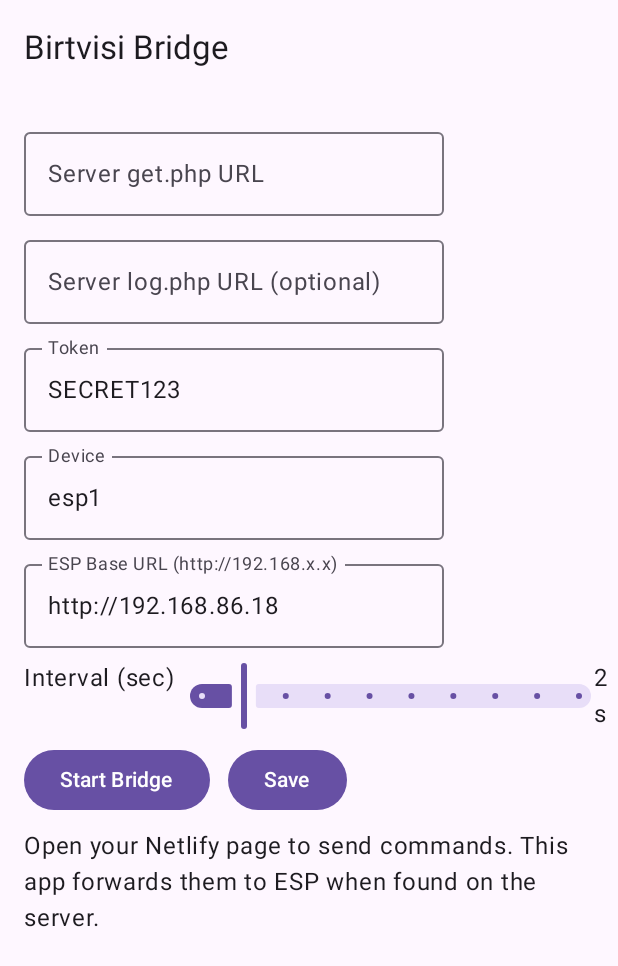
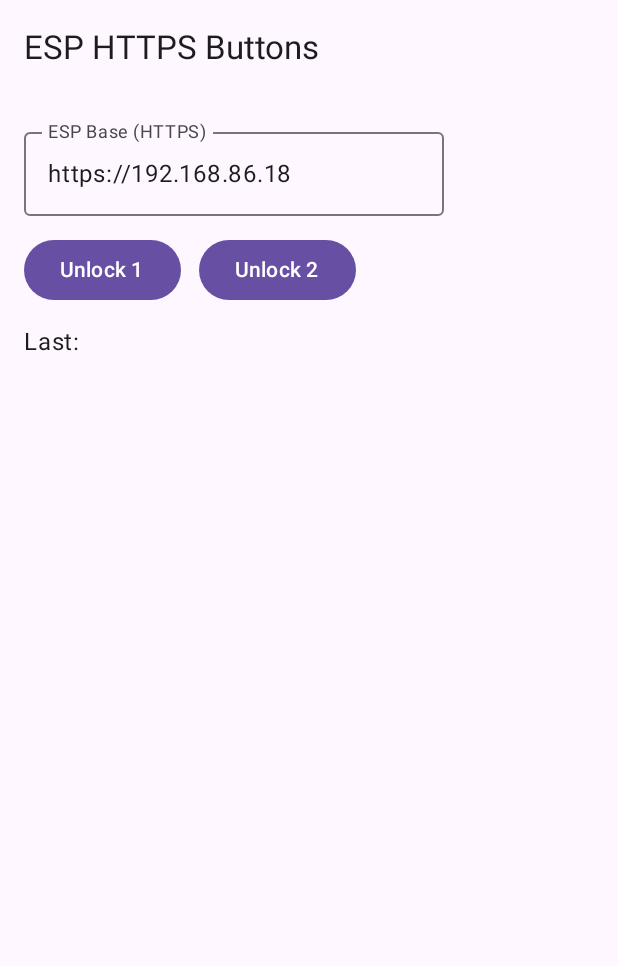
Before and after one commit to jakoblomsadze/birtvisis-briji, an Android app built with Jetpack Compose: the screen it shows after launch (MainActivity), on a phone screen of 412 x 824 dp. Shown: the top 966 px of the screen. Run offline under Robolectric (Android 15) with nearby library versions, the phone set to English and light mode, and no system bars.

Commit message:
Update MainActivity.kt

```diff
--- a/app/src/main/java/com/birtvisi/bridge/MainActivity.kt
+++ b/app/src/main/java/com/birtvisi/bridge/MainActivity.kt
@@ -1,9 +1,7 @@
-
 package com.birtvisi.bridge
 
-import android.content.Context
-import android.content.Intent
 import android.os.Bundle
+import android.widget.Toast
 import androidx.activity.ComponentActivity
 import androidx.activity.compose.setContent
 import androidx.compose.foundation.layout.*
@@ -11,75 +9,78 @@ import androidx.compose.material3.*
 import androidx.compose.runtime.*
 import androidx.compose.ui.Modifier
 import androidx.compose.ui.unit.dp
-import androidx.core.content.ContextCompat
+import kotlinx.coroutines.CoroutineScope
+import kotlinx.coroutines.Dispatchers
+import kotlinx.coroutines.launch
+import okhttp3.OkHttpClient
+import okhttp3.Request
+import java.security.SecureRandom
+import java.security.cert.X509Certificate
+import javax.net.ssl.*
 
-@OptIn(ExperimentalMaterial3Api::class)
 class MainActivity : ComponentActivity() {
+
+    private fun insecureOkHttp(): OkHttpClient {
+        val trustAll = object : X509TrustManager {
+            override fun checkClientTrusted(chain: Array<out X509Certificate>?, authType: String?) {}
+            override fun checkServerTrusted(chain: Array<out X509Certificate>?, authType: String?) {}
+            override fun getAcceptedIssuers(): Array<X509Certificate> = arrayOf()
+        }
+        val ssl = SSLContext.getInstance("TLS")
+        ssl.init(null, arrayOf<TrustManager>(trustAll), SecureRandom())
+        return OkHttpClient.Builder()
+            .sslSocketFactory(ssl.socketFactory, trustAll)
+            .hostnameVerifier { _, _ -> true } // self-signed OK (ლოკალისთვის)
+            .build()
+    }
+
+    private val client by lazy { insecureOkHttp() }
 
     override fun onCreate(savedInstanceState: Bundle?) {
         super.onCreate(savedInstanceState)
 
-        val prefs = getSharedPreferences("bridge", Context.MODE_PRIVATE)
-
         setContent {
             MaterialTheme {
-                var getEndpoint by remember { mutableStateOf(prefs.getString("getEndpoint", "")) }
-                var logEndpoint by remember { mutableStateOf(prefs.getString("logEndpoint", "")) }
-                var token by remember { mutableStateOf(prefs.getString("token", "SECRET123")) }
-                var device by remember { mutableStateOf(prefs.getString("device", "esp1")) }
-                var espBase by remember { mutableStateOf(prefs.getString("espBase", "http://192.168.86.18")) }
-                var intervalSec by remember { mutableStateOf(prefs.getInt("intervalSec", 2)) }
-                var running by remember { mutableStateOf(BridgeService.isRunning) }
+                var base by remember { mutableStateOf("https://192.168.86.18") }
+                var last by remember { mutableStateOf("") }
+                val scope = remember { CoroutineScope(Dispatchers.IO) }
 
-                fun save() {
-                    prefs.edit().apply {
-                        putString("getEndpoint", getEndpoint)
-                        putString("logEndpoint", logEndpoint)
-                        putString("token", token)
-                        putString("device", device)
-                        putString("espBase", espBase)
-                        putInt("intervalSec", intervalSec)
-                    }.apply()
+                fun hit(path: String) {
+                    scope.launch {
+                        val url = "$base$path"
+                        val req = Request.Builder().url(url).get().build()
+                        runCatching { client.newCall(req).execute().use { it.body?.string()?.trim().orEmpty() } }
+                            .onSuccess { resp ->
+                                last = "GET $url → ${resp.ifEmpty { "<empty>" }}"
+                                runOnUiThread {
+                                    Toast.makeText(this@MainActivity, resp.ifEmpty { "no body" }, Toast.LENGTH_SHORT).show()
+                                }
+                            }
+                            .onFailure { e ->
+                                last = "GET $url → ERROR: ${e.message}"
+                                runOnUiThread {
+                                    Toast.makeText(this@MainActivity, "error: ${e.message}", Toast.LENGTH_SHORT).show()
+                                }
+                            }
+                    }
                 }
 
-                fun start() {
-                    save()
-                    val i = Intent(this@MainActivity, BridgeService::class.java).apply {
-                        putExtra("getEndpoint", getEndpoint ?: "")
-                        putExtra("logEndpoint", logEndpoint ?: "")
-                        putExtra("token", token ?: "")
-                        putExtra("device", device ?: "")
-                        putExtra("espBase", espBase ?: "")
-                        putExtra("intervalSec", intervalSec)
-                    }
-                    ContextCompat.startForegroundService(this@MainActivity, i)
-                    running = true
-                }
-
-                fun stop() {
-                    stopService(Intent(this@MainActivity, BridgeService::class.java))
-                    running = false
-                }
-
-                Scaffold(topBar = { TopAppBar(title = { Text("Birtvisi Bridge") }) }) { inner ->
-                    Column(Modifier.padding(inner).padding(16.dp).fillMaxWidth(), verticalArrangement = Arrangement.spacedBy(8.dp)) {
-                        OutlinedTextField(value = getEndpoint ?: "", onValueChange = { getEndpoint = it }, label = { Text("Server get.php URL") }, singleLine = true)
-                        OutlinedTextField(value = logEndpoint ?: "", onValueChange = { logEndpoint = it }, label = { Text("Server log.php URL (optional)") }, singleLine = true)
-                        OutlinedTextField(value = token ?: "", onValueChange = { token = it }, label = { Text("Token") }, singleLine = true)
-                        OutlinedTextField(value = device ?: "", onValueChange = { device = it }, label = { Text("Device") }, singleLine = true)
-                        OutlinedTextField(value = espBase ?: "", onValueChange = { espBase = it }, label = { Text("ESP Base URL (http://192.168.x.x)") }, singleLine = true)
-                        Row(horizontalArrangement = Arrangement.spacedBy(8.dp)) {
-                            Text("Interval (sec)")
-                            Slider(value = intervalSec.toFloat(), onValueChange = { intervalSec = it.toInt().coerceIn(1, 10) }, valueRange = 1f..10f, steps = 8)
-                            Text("${intervalSec}s")
+                Scaffold(topBar = { TopAppBar(title = { Text("ESP HTTPS Buttons") }) }) { inner ->
+                    Column(
+                        Modifier.padding(inner).padding(16.dp).fillMaxWidth(),
+                        verticalArrangement = Arrangement.spacedBy(12.dp)
+                    ) {
+                        OutlinedTextField(
+                            value = base,
+                            onValueChange = { base = it },
+                            label = { Text("ESP Base (HTTPS)") },
+                            singleLine = true
+                        )
+                        Row(horizontalArrangement = Arrangement.spacedBy(12.dp)) {
+                            Button(onClick = { hit("/unlock-1") }) { Text("Unlock 1") }
+                            Button(onClick = { hit("/unlock-2") }) { Text("Unlock 2") }
                         }
-                        Row(horizontalArrangement = Arrangement.spacedBy(12.dp)) {
-                            Button(onClick = { if (!running) start() else stop() }) {
-                                Text(if (running) "Stop Bridge" else "Start Bridge")
-                            }
-                            Button(onClick = { save() }) { Text("Save") }
-                        }
-                        Text("Open your Netlify page to send commands. This app forwards them to ESP when found on the server.")
+                        Text("Last: $last")
                     }
                 }
             }
```
